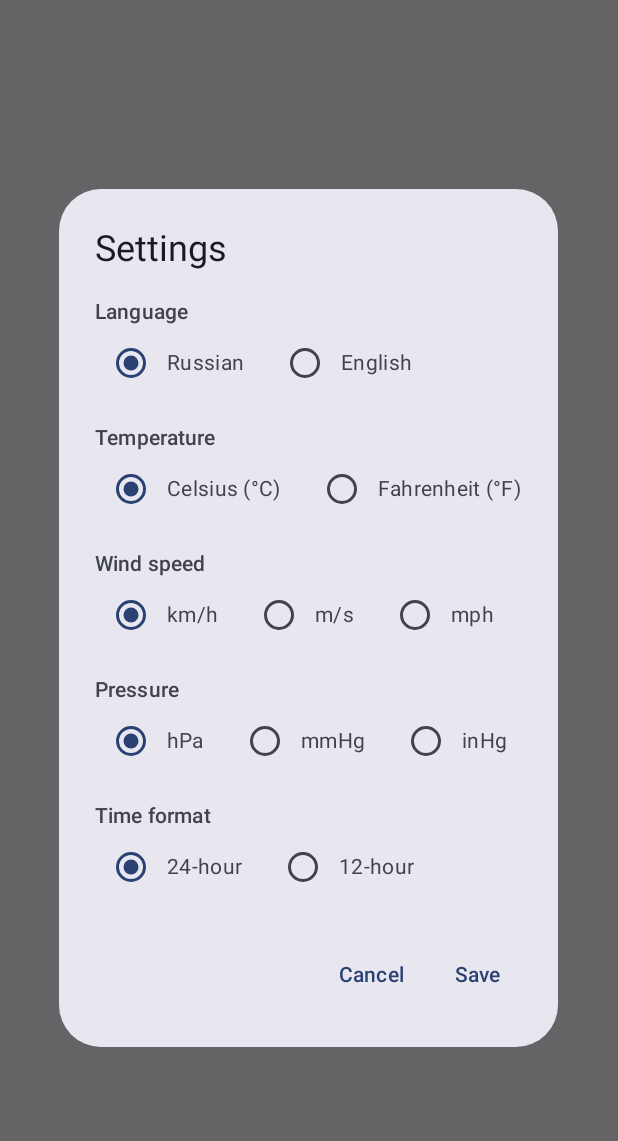
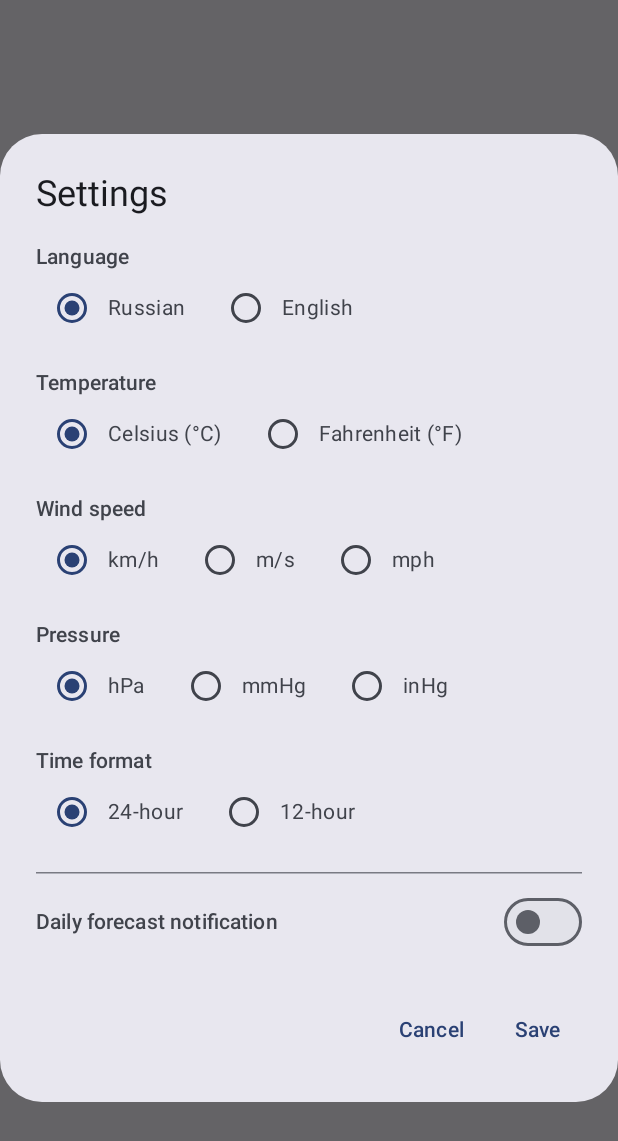
Before and after one commit to KitsuruDev/MobileApp-Weather, an Android app built with Jetpack Compose: the composable SettingsDialog shown on its own in the app's theme, after a tap on "Save", on a phone screen of 412 x 824 dp. Shown: the top 1141 px of the screen. Run offline under Robolectric (Android 15) with nearby library versions, the phone set to English and light mode, and no system bars; 1 statement that could not run was skipped.

Commit message:
Попытка добавить уведомления

```diff
--- a/app/build.gradle.kts
+++ b/app/build.gradle.kts
@@ -59,4 +59,5 @@ dependencies {
     implementation(libs.coil.compose)
     implementation(libs.compose.material.icons.extended)
     implementation(libs.androidx.lifecycle.viewmodel.compose)
+    implementation(libs.androidx.work.ktx)
 }
--- a/app/src/main/AndroidManifest.xml
+++ b/app/src/main/AndroidManifest.xml
@@ -8,6 +8,12 @@
     <!-- ДОСТУП К GPS -->
     <uses-permission android:name="android.permission.ACCESS_FINE_LOCATION" />
     <uses-permission android:name="android.permission.ACCESS_COARSE_LOCATION" />
+
+    <!-- ДОСТУП К ВСПЛЫВАЮЩИМ УВЕДОМЛЕНИЯМ -->
+    <uses-permission android:name="android.permission.POST_NOTIFICATIONS" />
+
+    <!-- чтобы WorkManager пережил перезагрузку устройства (он сам восстанавливает запланированные задачи) -->
+    <uses-permission android:name="android.permission.RECEIVE_BOOT_COMPLETED" />
 
     <application
         android:allowBackup="true"
--- a/app/src/main/java/com/example/appweather/data/AppSettings.kt
+++ b/app/src/main/java/com/example/appweather/data/AppSettings.kt
@@ -8,7 +8,9 @@ data class AppSettings(
     val windUnit: String = "kmh",
     val pressureUnit: String = "hPa",
     val language: String = "ru",
-    val timeFormat: String = "24h"
+    val timeFormat: String = "24h",
+    val notificationsEnabled: Boolean = false,
+    val notificationTime: String = "08:00"
 ) {
     // вызывает у созданного load-ом объекта
     fun save(context: Context) {
@@ -19,6 +21,8 @@ data class AppSettings(
             putString("pressure_unit", pressureUnit)
             putString("language", language)
             putString("time_format", timeFormat)
+            putBoolean("notifications_enabled", notificationsEnabled)
+            putString("notification_time", notificationTime)
         }
     }
 
@@ -31,7 +35,9 @@ data class AppSettings(
                 windUnit = prefs.getString("wind_unit", "kmh") ?: "kmh",
                 pressureUnit = prefs.getString("pressure_unit", "hPa") ?: "hPa",
                 language = prefs.getString("language", "ru") ?: "ru",
-                timeFormat = prefs.getString("time_format", "24h") ?: "24h"
+                timeFormat = prefs.getString("time_format", "24h") ?: "24h",
+                notificationsEnabled = prefs.getBoolean("notifications_enabled", false),
+                notificationTime = prefs.getString("notification_time", "08:00") ?: "08:00"
             )
         }
     }
--- a/app/src/main/java/com/example/appweather/ui/components/SettingsDialog.kt
+++ b/app/src/main/java/com/example/appweather/ui/components/SettingsDialog.kt
@@ -1,10 +1,12 @@
 package com.example.appweather.ui.components
 
+import android.app.TimePickerDialog
 import androidx.compose.foundation.layout.*
 import androidx.compose.material3.*
 import androidx.compose.runtime.*
 import androidx.compose.ui.Alignment
 import androidx.compose.ui.Modifier
+import androidx.compose.ui.platform.LocalContext
 import androidx.compose.ui.res.stringResource
 import androidx.compose.ui.unit.dp
 import com.example.appweather.R
@@ -17,11 +19,14 @@ fun SettingsDialog(
     onSettingsChanged: (AppSettings) -> Unit,
     onDismiss: () -> Unit
 ) {
+    val context = LocalContext.current
     var tempUnit by remember { mutableStateOf(currentSettings.tempUnit) }
     var windUnit by remember { mutableStateOf(currentSettings.windUnit) }
     var pressureUnit by remember { mutableStateOf(currentSettings.pressureUnit) }
     var language by remember { mutableStateOf(currentSettings.language) }
     var timeFormat by remember { mutableStateOf(currentSettings.timeFormat) }
+    var notificationsEnabled by remember { mutableStateOf(currentSettings.notificationsEnabled) }
+    var notificationTime by remember { mutableStateOf(currentSettings.notificationTime) }
 
     AlertDialog(
         onDismissRequest = onDismiss,
@@ -98,11 +103,68 @@ fun SettingsDialog(
                     RadioButton(selected = timeFormat == "12h", onClick = { timeFormat = "12h" })
                     Text(stringResource(R.string.time_12h))
                 }
+
+                Spacer(modifier = Modifier.height(16.dp))
+
+                // Ежедневный прогноз в уведомлении
+                HorizontalDivider()
+                Spacer(modifier = Modifier.height(8.dp))
+                Row(
+                    modifier = Modifier.fillMaxWidth(),
+                    verticalAlignment = Alignment.CenterVertically,
+                    horizontalArrangement = Arrangement.SpaceBetween
+                ) {
+                    Text(
+                        stringResource(R.string.daily_notification),
+                        style = MaterialTheme.typography.titleSmall
+                    )
+                    Switch(
+                        checked = notificationsEnabled,
+                        onCheckedChange = { notificationsEnabled = it }
+                    )
+                }
+
+                if (notificationsEnabled) {
+                    Spacer(modifier = Modifier.height(8.dp))
+                    Row(
+                        modifier = Modifier.fillMaxWidth(),
+                        verticalAlignment = Alignment.CenterVertically,
+                        horizontalArrangement = Arrangement.SpaceBetween
+                    ) {
+                        Text(stringResource(R.string.notification_time))
+                        OutlinedButton(
+                            onClick = {
+                                val parts = notificationTime.split(":")
+                                val h = parts.getOrNull(0)?.toIntOrNull() ?: 8
+                                val m = parts.getOrNull(1)?.toIntOrNull() ?: 0
+                                TimePickerDialog(
+                                    context,
+                                    { _, pickedH, pickedM ->
+                                        notificationTime = "%02d:%02d".format(pickedH, pickedM)
+                                    },
+                                    h, m, true
+                                ).show()
+                            }
+                        ) {
+                            Text(notificationTime)
+                        }
+                    }
+                }
             }
         },
         confirmButton = {
             TextButton(onClick = {
-                onSettingsChanged(AppSettings(tempUnit, windUnit, pressureUnit, language, timeFormat))
+                onSettingsChanged(
+                    AppSettings(
+                        tempUnit = tempUnit,
+                        windUnit = windUnit,
+                        pressureUnit = pressureUnit,
+                        language = language,
+                        timeFormat = timeFormat,
+                        notificationsEnabled = notificationsEnabled,
+                        notificationTime = notificationTime
+                    )
+                )
                 onDismiss()
             }) {
                 Text(stringResource(R.string.save))
--- a/app/src/main/res/values/strings.xml
+++ b/app/src/main/res/values/strings.xml
@@ -91,4 +91,9 @@
     <string name="aqi_unhealthy">Unhealthy</string>
     <string name="aqi_very_unhealthy">Very unhealthy</string>
     <string name="aqi_hazardous">Hazardous</string>
+    <string name="notification_channel_name">Daily forecast</string>
+    <string name="notification_channel_description">Daily weather forecast at your chosen time</string>
+    <string name="notification_rain_chance">Rain</string>
+    <string name="daily_notification">Daily forecast notification</string>
+    <string name="notification_time">Notification time</string>
 </resources>
--- a/gradle/libs.versions.toml
+++ b/gradle/libs.versions.toml
@@ -9,9 +9,11 @@ activityCompose = "1.13.0"
 kotlin = "2.2.10"
 composeBom = "2026.02.01"
 appcompat = "1.8.0"
+workRuntimeKtx = "2.9.0"
 
 [libraries]
 androidx-core-ktx = { group = "androidx.core", name = "core-ktx", version.ref = "coreKtx" }
+androidx-work-ktx = {group = "androidx.work", name = "work-runtime-ktx", version.ref = "workRuntimeKtx" }
 junit = { group = "junit", name = "junit", version.ref = "junit" }
 androidx-junit = { group = "androidx.test.ext", name = "junit", version.ref = "junitVersion" }
 androidx-espresso-core = { group = "androidx.test.espresso", name = "espresso-core", version.ref = "espressoCore" }
```
Also changed, not shown: app/src/main/java/com/example/appweather/MainActivity.kt (+28 -0 lines), app/src/main/java/com/example/appweather/notifications/DailyForecastWorker.kt (added, +28 -0 lines), app/src/main/java/com/example/appweather/notifications/NotificationHelper.kt (added, +92 -0 lines), app/src/main/java/com/example/appweather/notifications/NotificationScheduler.kt (added, +62 -0 lines), app/src/main/java/com/example/appweather/viewmodel/WeatherViewModel.kt (+26 -1 lines), app/src/main/res/drawable/ic_notification.xml (added, +10 -0 lines), 1 other file.
